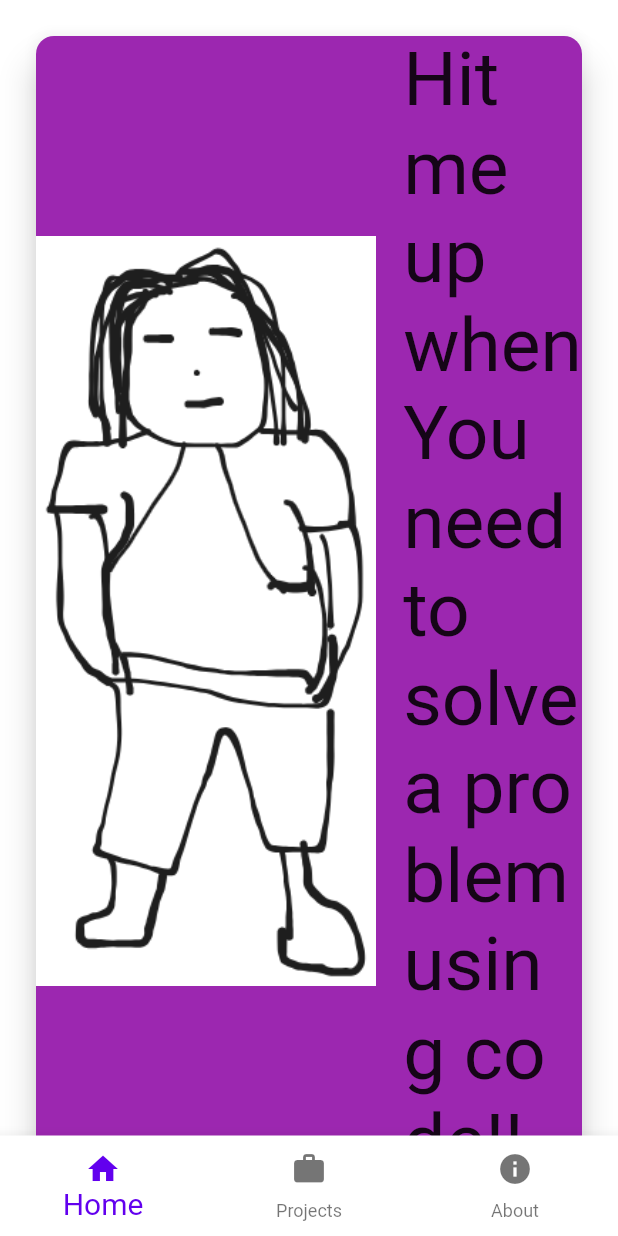
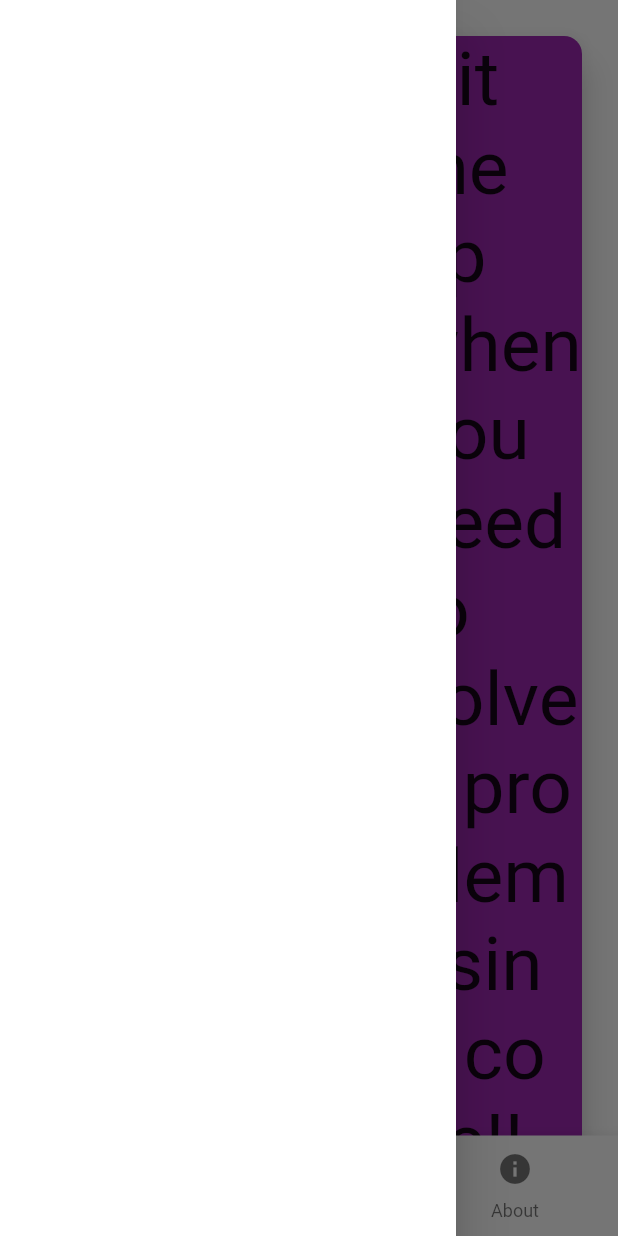
Before and after one commit to Kwasi48/portfolio, a Flutter app: the screen it shows after launch, with the side drawer open (before the commit the screen has no drawer), on a phone screen of 412 x 824 dp. Run offline on Flutter 3.47's test engine with Material 2 defaults, Android fonts, the phone set to English and light mode, and no system bars; missing offline and left inert: social_media_buttons; statements that could not run were skipped.

```diff
--- a/lib/main.dart
+++ b/lib/main.dart
@@ -46,6 +46,9 @@ class _HomePageState extends State<HomePage> {
   Widget build(BuildContext context) {
 
     return Scaffold(
+      drawer: Drawer(
+
+      ),
       bottomNavigationBar: BottomNavigationBar(
         currentIndex: selectedindex,
         selectedFontSize: 20,
--- a/lib/model/parse.dart
+++ b/lib/model/parse.dart
@@ -2,6 +2,7 @@ import 'dart:convert';
 import 'package:flutter/services.dart';
 import 'package:portfolio/model/repository.dart';
 
+// gets the repos.json data from assets folder and convert it to dart object
 class Parser{
 
   Future<List> readJson() async {
```
